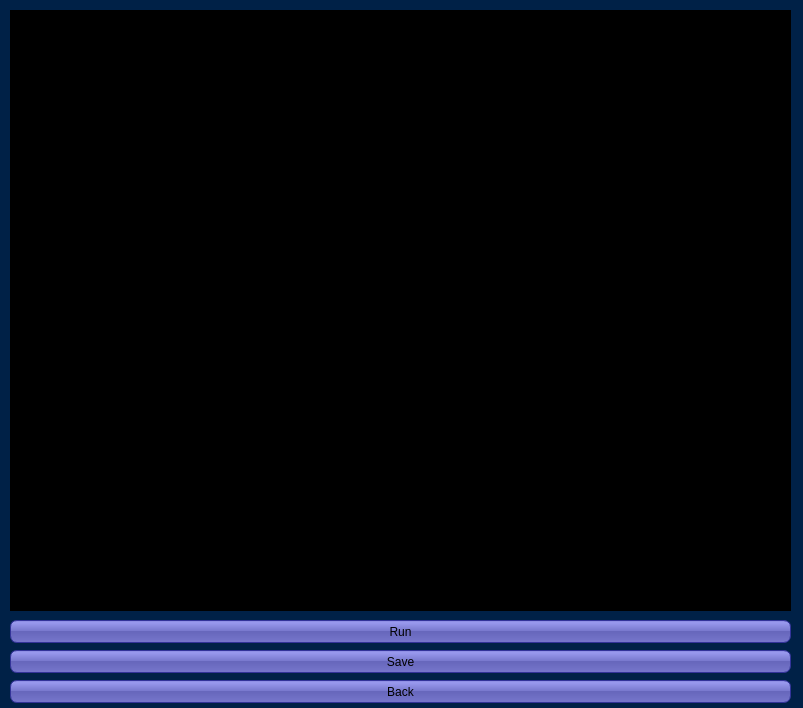
The window that RD3D_GUI/inputedit.ui (jdickerson95/qt_RADDDOSE-3D) describes before a commit, drawn with Qt 5.
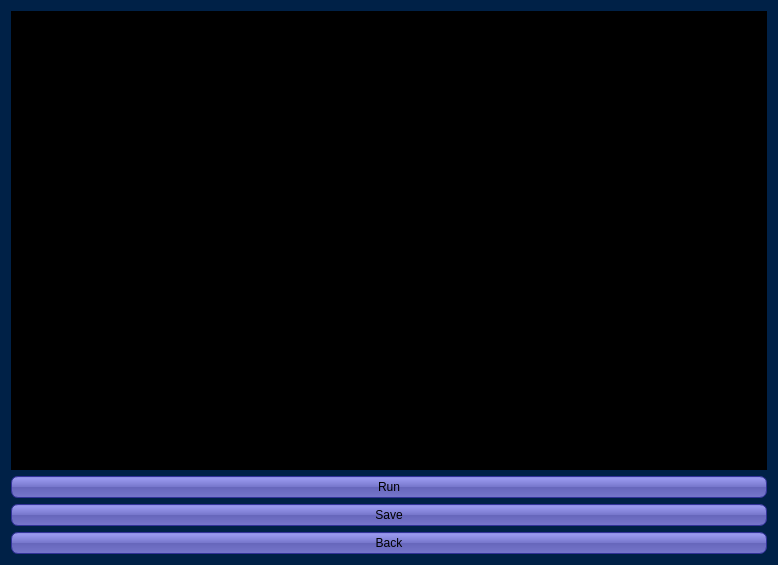
The same window after the commit.

Commit message: Changed sizes and layouts

```diff
--- a/RD3D_GUI/inputedit.ui
+++ b/RD3D_GUI/inputedit.ui
@@ -6,8 +6,8 @@
    <rect>
     <x>0</x>
     <y>0</y>
-    <width>803</width>
-    <height>708</height>
+    <width>778</width>
+    <height>565</height>
    </rect>
   </property>
   <property name="palette">
@@ -482,25 +482,12 @@
 background: #025;
 }</string>
   </property>
-  <widget class="QTextEdit" name="textEdit_inputFile">
-   <property name="geometry">
-    <rect>
-     <x>10</x>
-     <y>10</y>
-     <width>781</width>
-     <height>601</height>
-    </rect>
-   </property>
-  </widget>
+  <layout class="QVBoxLayout" name="verticalLayout">
+   <item>
+    <widget class="QTextEdit" name="textEdit_inputFile"/>
+   </item>
+   <item>
   <widget class="QPushButton" name="pushButton_run">
-   <property name="geometry">
-    <rect>
-     <x>10</x>
-     <y>620</y>
-     <width>781</width>
-     <height>23</height>
-    </rect>
-   </property>
    <property name="palette">
     <palette>
      <active>
@@ -1208,15 +1195,9 @@
     <string>Run</string>
    </property>
   </widget>
+   </item>
+   <item>
   <widget class="QPushButton" name="pushButton_Save">
-   <property name="geometry">
-    <rect>
-     <x>10</x>
-     <y>650</y>
-     <width>781</width>
-     <height>23</height>
-    </rect>
-   </property>
    <property name="palette">
     <palette>
      <active>
@@ -1924,15 +1905,9 @@
     <string>Save</string>
    </property>
   </widget>
+   </item>
+   <item>
   <widget class="QPushButton" name="pushButton_Back">
-   <property name="geometry">
-    <rect>
-     <x>10</x>
-     <y>680</y>
-     <width>781</width>
-     <height>23</height>
-    </rect>
-   </property>
    <property name="palette">
     <palette>
      <active>
@@ -2640,6 +2615,8 @@
     <string>Back</string>
    </property>
   </widget>
+   </item>
+  </layout>
  </widget>
  <resources/>
  <connections/>
```
Lines whose indentation alone changed are shown as unchanged. The commit also changes 10 other files.
